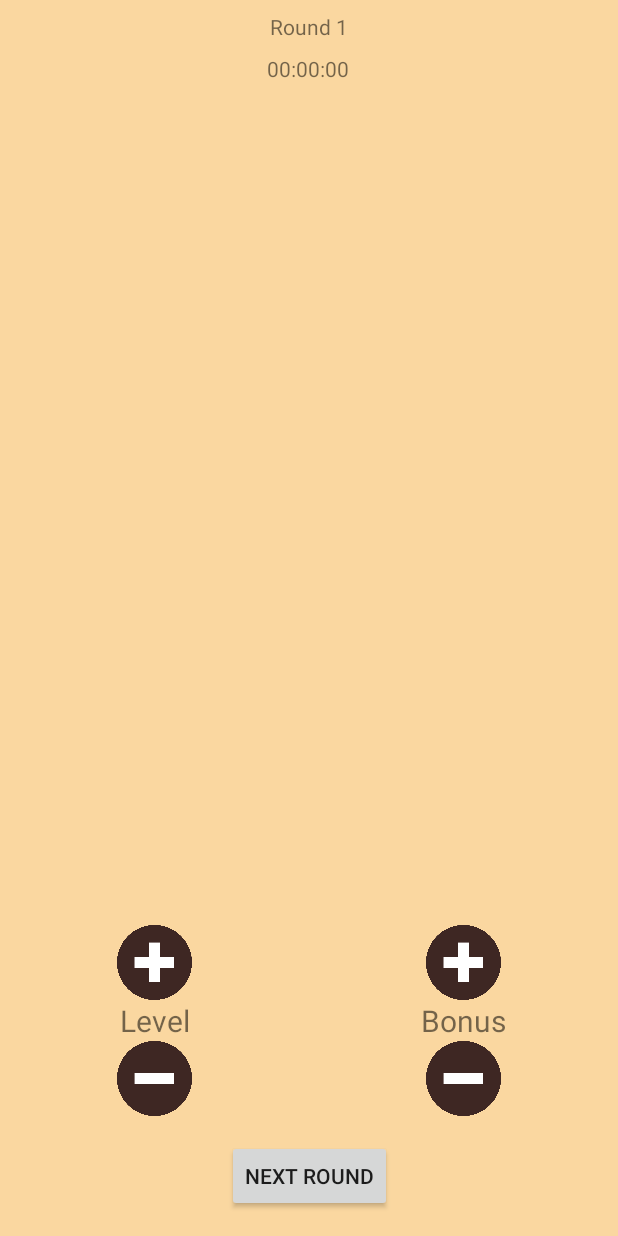
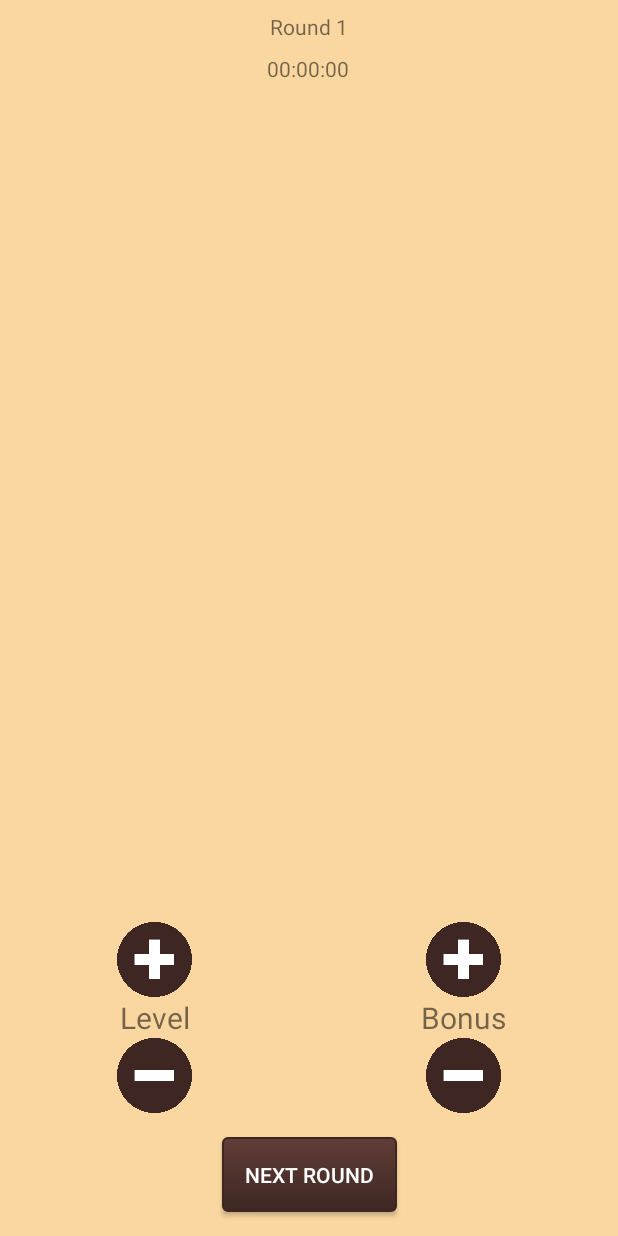
Before and after one commit to koger23/LevelCounterApp, an Android app: the GameActivity screen opened directly, with no data from a screen before it, on a phone screen of 412 x 824 dp. Run offline under Robolectric (Android 15) with nearby library versions, the phone set to English and light mode, and no system bars; network calls fail.

Commit message:
fix(acitvity_game): fix button

```diff
--- a/app/src/main/res/layout/activity_game.xml
+++ b/app/src/main/res/layout/activity_game.xml
@@ -127,6 +127,9 @@
         android:layout_height="wrap_content"
         android:layout_marginBottom="16dp"
         android:text="Next Round"
+        android:background="@drawable/button_profile"
+        android:padding="15dp"
+        android:textColor="@color/white"
         app:layout_constraintBottom_toBottomOf="parent"
         app:layout_constraintEnd_toEndOf="parent"
         app:layout_constraintStart_toStartOf="parent" />
```
